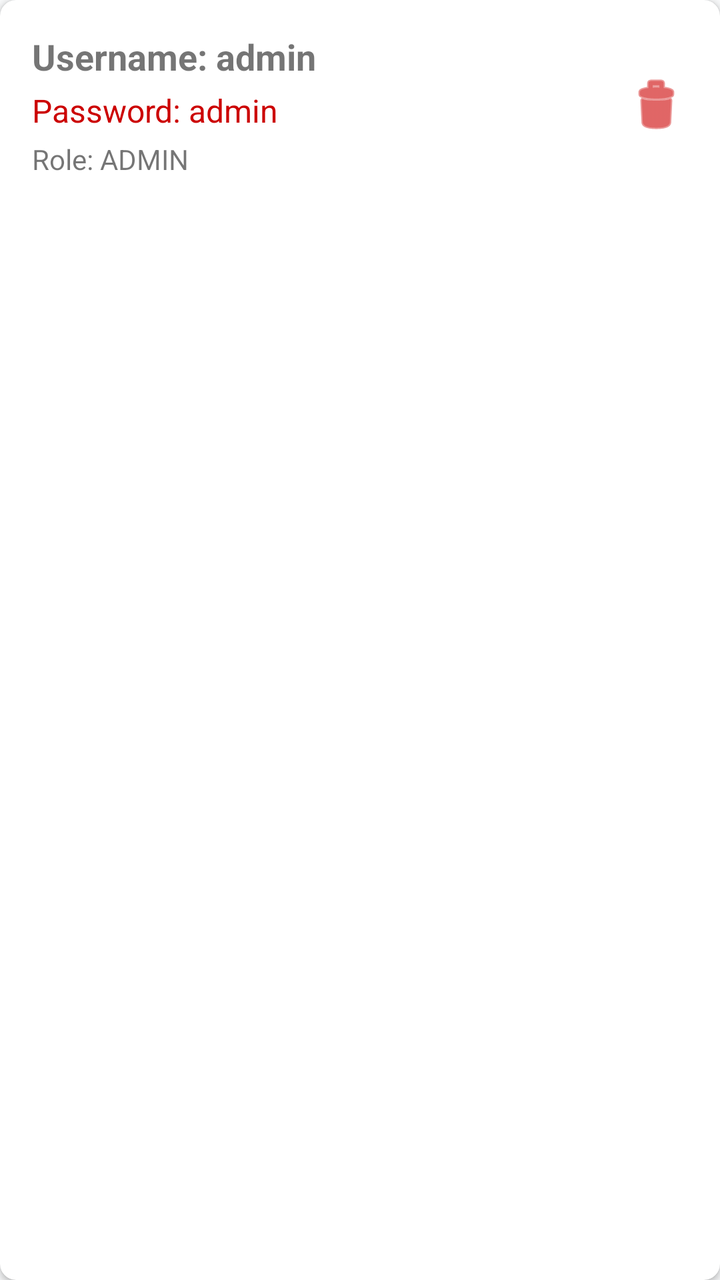
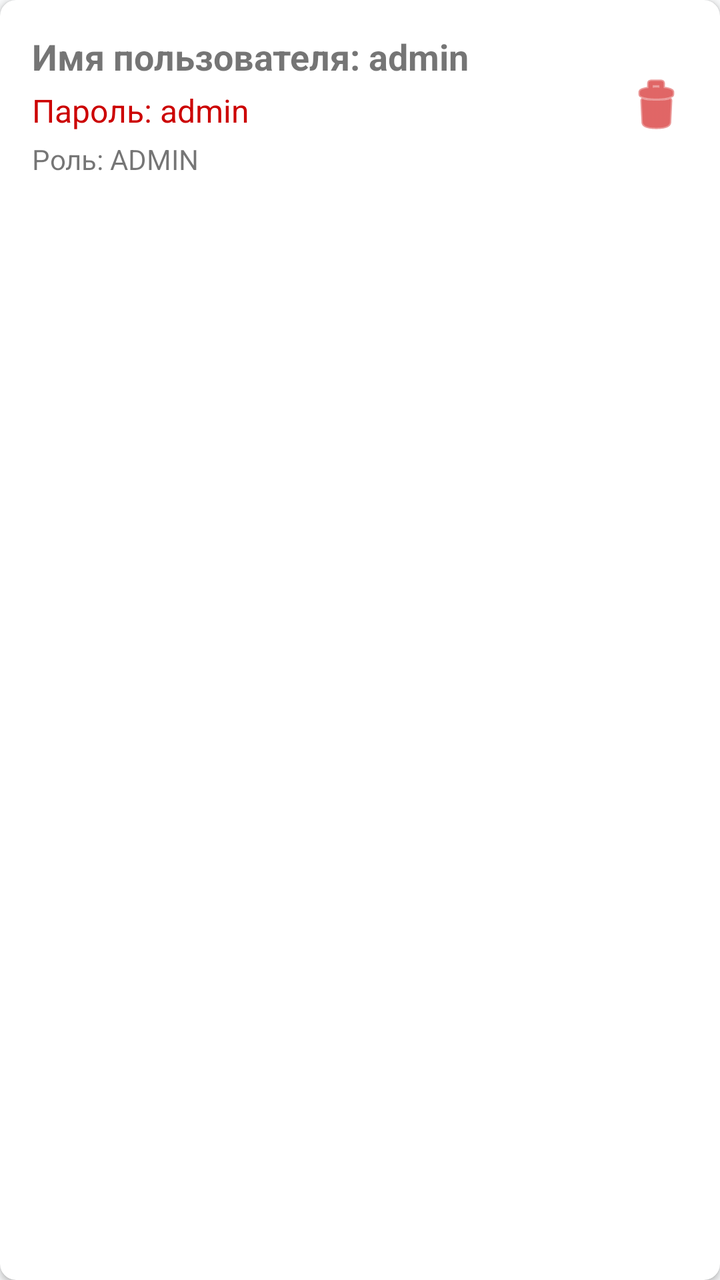

Screens rendered from an Android XML layout before and after an edit, with the pre-edit source and the edit as a unified diff.
<!-- AndroidManifest.xml: application theme Theme.MyCourseWork -->
<!-- res/layout/item_user.xml -->
<?xml version="1.0" encoding="utf-8"?>
<com.google.android.material.card.MaterialCardView xmlns:android="http://schemas.android.com/apk/res/android"
    xmlns:app="http://schemas.android.com/apk/res-auto"
    android:layout_width="match_parent"
    android:layout_height="wrap_content"
    android:layout_margin="8dp"
    app:cardCornerRadius="8dp"
    app:cardElevation="2dp">

    <androidx.constraintlayout.widget.ConstraintLayout
        android:layout_width="match_parent"
        android:layout_height="wrap_content"
        android:padding="16dp">

        <LinearLayout
            android:id="@+id/text_container"
            android:layout_width="0dp"
            android:layout_height="wrap_content"
            android:orientation="vertical"
            app:layout_constraintEnd_toStartOf="@+id/button_delete_user"
            app:layout_constraintStart_toStartOf="parent"
            app:layout_constraintTop_toTopOf="parent">

            <TextView
                android:id="@+id/text_user_name"
                android:layout_width="wrap_content"
                android:layout_height="wrap_content"
                android:text="Username: admin"
                android:textSize="18sp"
                android:textStyle="bold" />

            <TextView
                android:id="@+id/text_user_password"
                android:layout_width="wrap_content"
                android:layout_height="wrap_content"
                android:layout_marginTop="4dp"
                android:text="Password: admin"
                android:textColor="@android:color/holo_red_dark"
                android:textSize="16sp" />

            <TextView
                android:id="@+id/text_user_role"
                android:layout_width="wrap_content"
                android:layout_height="wrap_content"
                android:layout_marginTop="4dp"
                android:text="Role: ADMIN"
                android:textSize="14sp" />
        </LinearLayout>

        <ImageButton
            android:id="@+id/button_delete_user"
            android:layout_width="wrap_content"
            android:layout_height="wrap_content"
            android:background="?attr/selectableItemBackgroundBorderless"
            android:src="@android:drawable/ic_menu_delete"
            app:layout_constraintBottom_toBottomOf="parent"
            app:layout_constraintEnd_toEndOf="parent"
            app:layout_constraintTop_toTopOf="parent"
            app:tint="@android:color/holo_red_dark" />

    </androidx.constraintlayout.widget.ConstraintLayout>
</com.google.android.material.card.MaterialCardView>
<!-- resources referenced by this layout -->
<resources>
  <style name="Theme.MyCourseWork" parent="Theme.MaterialComponents.DayNight.NoActionBar">
          
          <item name="colorPrimary">@color/accent_neon</item>
          <item name="colorPrimaryVariant">@color/gradient_end</item>
          <item name="colorOnPrimary">@color/black</item>
  
          
          <item name="android:statusBarColor">@android:color/transparent</item>
          <item name="android:windowLightStatusBar">true</item>
  
          
          <item name="android:windowBackground">@color/window_bg</item>
          <item name="colorSurface">@color/card_bg</item>
          <item name="colorOnSurface">@color/text_main</item>
          <item name="colorOnSurfaceVariant">@color/text_soft</item>
          <item name="colorOutline">@color/stroke_color</item>
  
          <item name="android:textColorPrimary">@color/text_main</item>
          <item name="bottomNavigationStyle">@style/Widget.App.BottomNavigationView</item>
      </style>
  <color name="accent_neon">#00FF66</color>
  <color name="gradient_end">#00CC52</color>
  <color name="black">#000000</color>
  <color name="window_bg">#F8F9FA</color>
  <color name="card_bg">#FFFFFF</color>
  <color name="text_main">#1A1C1E</color>
  <color name="text_soft">#44474E</color>
  <color name="stroke_color">#E0E0E0</color>
  <style name="Widget.App.BottomNavigationView" parent="Widget.MaterialComponents.BottomNavigationView">
          <item name="backgroundTint">@color/card_bg</item>
          <item name="itemIconTint">@color/color_nav_item</item>
          <item name="itemTextColor">@color/color_nav_item</item>
          <item name="elevation">8dp</item>
      </style>
</resources>

<!-- the commit's change to res/layout/item_user.xml (unified diff, before → after) -->
@@ -25,7 +25,7 @@
                 android:id="@+id/text_user_name"
                 android:layout_width="wrap_content"
                 android:layout_height="wrap_content"
-                android:text="Username: admin"
+                android:text="@string/username_admin"
                 android:textSize="18sp"
                 android:textStyle="bold" />
 
@@ -34,7 +34,7 @@
                 android:layout_width="wrap_content"
                 android:layout_height="wrap_content"
                 android:layout_marginTop="4dp"
-                android:text="Password: admin"
+                android:text="@string/password_admin"
                 android:textColor="@android:color/holo_red_dark"
                 android:textSize="16sp" />
 
@@ -43,7 +43,7 @@
                 android:layout_width="wrap_content"
                 android:layout_height="wrap_content"
                 android:layout_marginTop="4dp"
-                android:text="Role: ADMIN"
+                android:text="@string/role_admin"
                 android:textSize="14sp" />
         </LinearLayout>
 
<!-- resource entries referenced after the edit -->
@@ -1,5 +1,8 @@
 <!-- resources referenced by this layout -->
 <resources>
+  <string name="password_admin">Пароль: admin</string>
+  <string name="role_admin">Роль: ADMIN</string>
+  <string name="username_admin">Имя пользователя: admin</string>
   <style name="Theme.MyCourseWork" parent="Theme.MaterialComponents.DayNight.NoActionBar">
           
           <item name="colorPrimary">@color/accent_neon</item>
